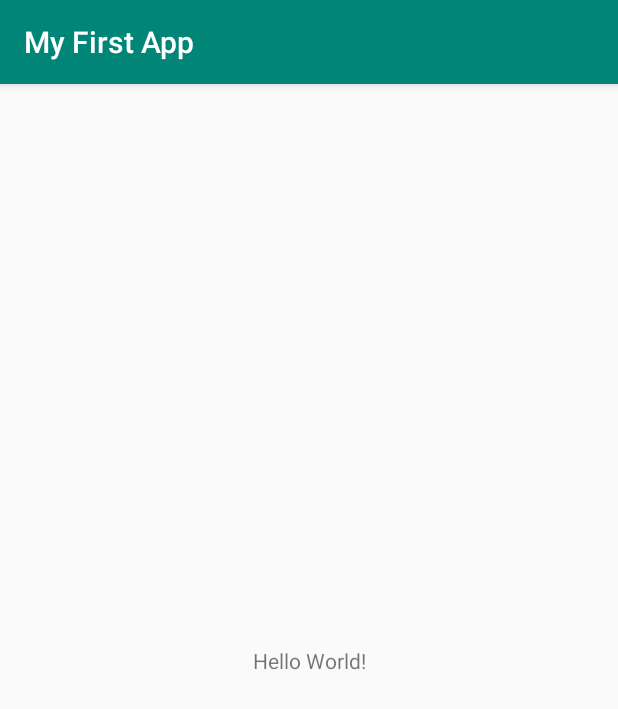
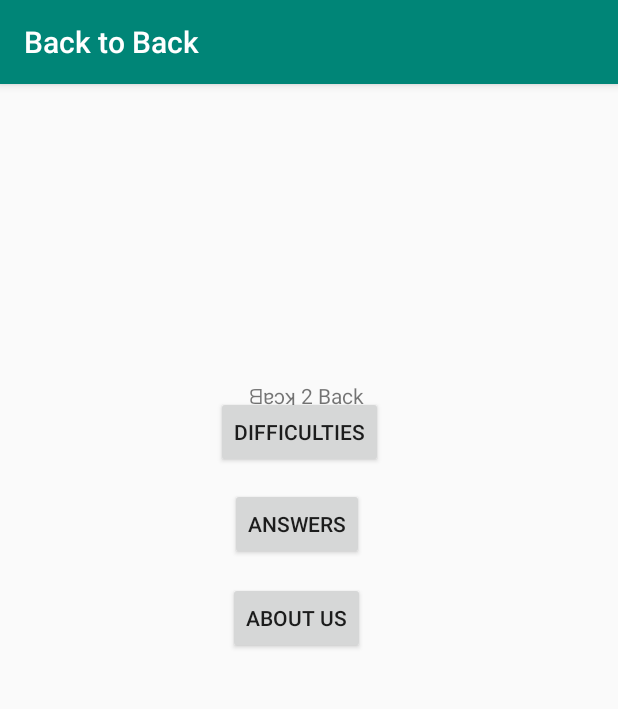
Before and after one commit to Erelae/FlashCards, an Android app: the screen it shows after launch (MainActivity), on a phone screen of 412 x 824 dp. Shown: the top 709 px of the screen. Run offline under Robolectric (Android 15) with nearby library versions, the phone set to English and light mode, and no system bars.

Commit message:
ajout des boutons

```diff
--- a/MyFirstApp/app/src/main/AndroidManifest.xml
+++ b/MyFirstApp/app/src/main/AndroidManifest.xml
@@ -8,7 +8,7 @@
     <application
         android:allowBackup="true"
         android:icon="@mipmap/ic_launcher"
-        android:label="@string/app_name"
+        android:label="Back to Back"
         android:roundIcon="@mipmap/ic_launcher_round"
         android:supportsRtl="true"
         android:theme="@style/AppTheme">
--- a/MyFirstApp/app/src/main/res/layout/activity_main.xml
+++ b/MyFirstApp/app/src/main/res/layout/activity_main.xml
@@ -6,13 +6,49 @@
     android:layout_height="match_parent"
     tools:context=".MainActivity">
 
+
     <TextView
         android:layout_width="wrap_content"
         android:layout_height="wrap_content"
-        android:text="Hello World!"
+        android:text="ᗺɐɔʞ 2 Back"
         app:layout_constraintBottom_toBottomOf="parent"
+        app:layout_constraintHorizontal_bias="0.495"
         app:layout_constraintLeft_toLeftOf="parent"
         app:layout_constraintRight_toRightOf="parent"
+        app:layout_constraintTop_toTopOf="parent"
+        app:layout_constraintVertical_bias="0.265" />
+
+    <Button
+        android:id="@+id/button"
+        android:layout_width="wrap_content"
+        android:layout_height="wrap_content"
+        android:layout_marginStart="144dp"
+        android:layout_marginLeft="144dp"
+        android:layout_marginTop="208dp"
+        android:text="Difficulties"
+        app:layout_constraintStart_toStartOf="parent"
+        app:layout_constraintTop_toTopOf="parent" />
+
+    <Button
+        android:id="@+id/button2"
+        android:layout_width="wrap_content"
+        android:layout_height="wrap_content"
+        android:layout_marginStart="153dp"
+        android:layout_marginLeft="153dp"
+        android:layout_marginTop="269dp"
+        android:text="Answers"
+        app:layout_constraintStart_toStartOf="parent"
+        app:layout_constraintTop_toTopOf="parent" />
+
+    <Button
+        android:id="@+id/button3"
+        android:layout_width="wrap_content"
+        android:layout_height="wrap_content"
+        android:layout_marginStart="152dp"
+        android:layout_marginLeft="152dp"
+        android:layout_marginTop="332dp"
+        android:text="About us"
+        app:layout_constraintStart_toStartOf="parent"
         app:layout_constraintTop_toTopOf="parent" />
 
 </androidx.constraintlayout.widget.ConstraintLayout>
--- a/MyFirstApp/settings.gradle
+++ b/MyFirstApp/settings.gradle
@@ -1,2 +1,2 @@
 include ':app'
-rootProject.name='My First App'
+rootProject.name='ᗺɐɔʞ 2 Back'
```
Also changed, not shown: 2 other files.
